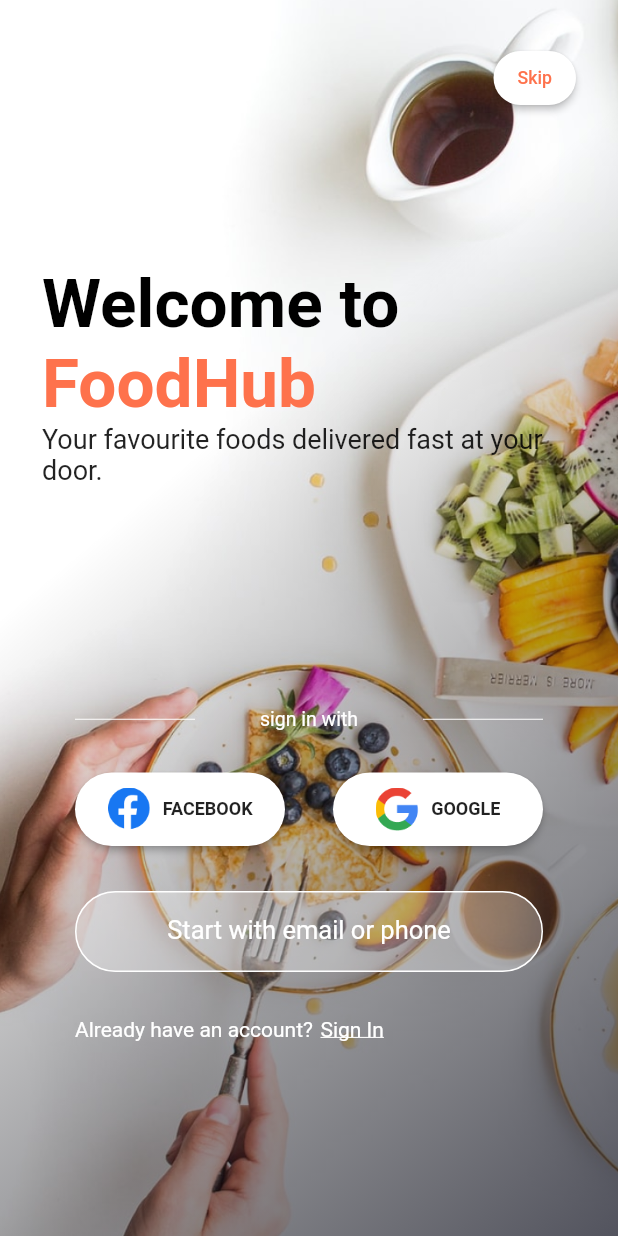
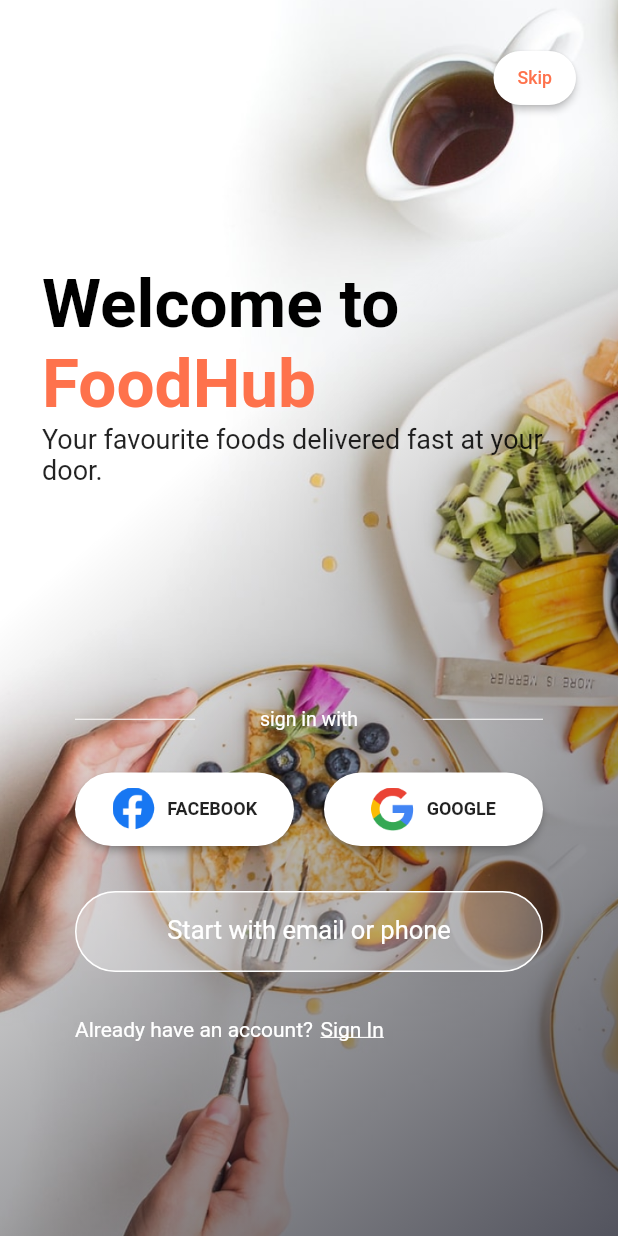
Before and after one commit to thanhnhan2tn/flutter-chat-demo, a Flutter app: the screen it shows after launch, on a phone screen of 412 x 824 dp. Run offline on Flutter 3.47's test engine with Material 2 defaults, Android fonts, the phone set to English and light mode, and no system bars; our stand-ins replace bloc, flutter_bloc; Roboto replaces fonts that are missing (Sofia Pro); project files that could hold a hidden picture were left out.

Commit message:
Update with of buttons by flex.

```diff
--- a/lib/modules/login_register/login.dart
+++ b/lib/modules/login_register/login.dart
@@ -148,6 +148,8 @@ class LoginScreen extends StatelessWidget {
                                 label: "Facebook",
                                 onPressed: () => null,
                               ),
+                              // Spacer(),
+                              SizedBox(width: 20),
                               ButtonWithIcon(
                                 asset: "assets/google-icon.png",
                                 label: "Google",
--- a/lib/modules/login_register/widgets/button_with_icon.dart
+++ b/lib/modules/login_register/widgets/button_with_icon.dart
@@ -9,8 +9,9 @@ class ButtonWithIcon extends StatelessWidget {
 
   @override
   Widget build(BuildContext context) {
-    return Container(
-      width: 140,
+    return Expanded(
+      flex: 1,
+      child: Container(
         child: RaisedButton.icon(
           color: Colors.white,
           padding: EdgeInsets.all(10),
@@ -32,6 +33,7 @@ class ButtonWithIcon extends StatelessWidget {
             borderRadius: BorderRadius.circular(30),
           ),
         ),
+      ),
     );
   }
 }
```
Also changed, not shown: 1 other file. Lines whose indentation alone changed are shown as unchanged.
